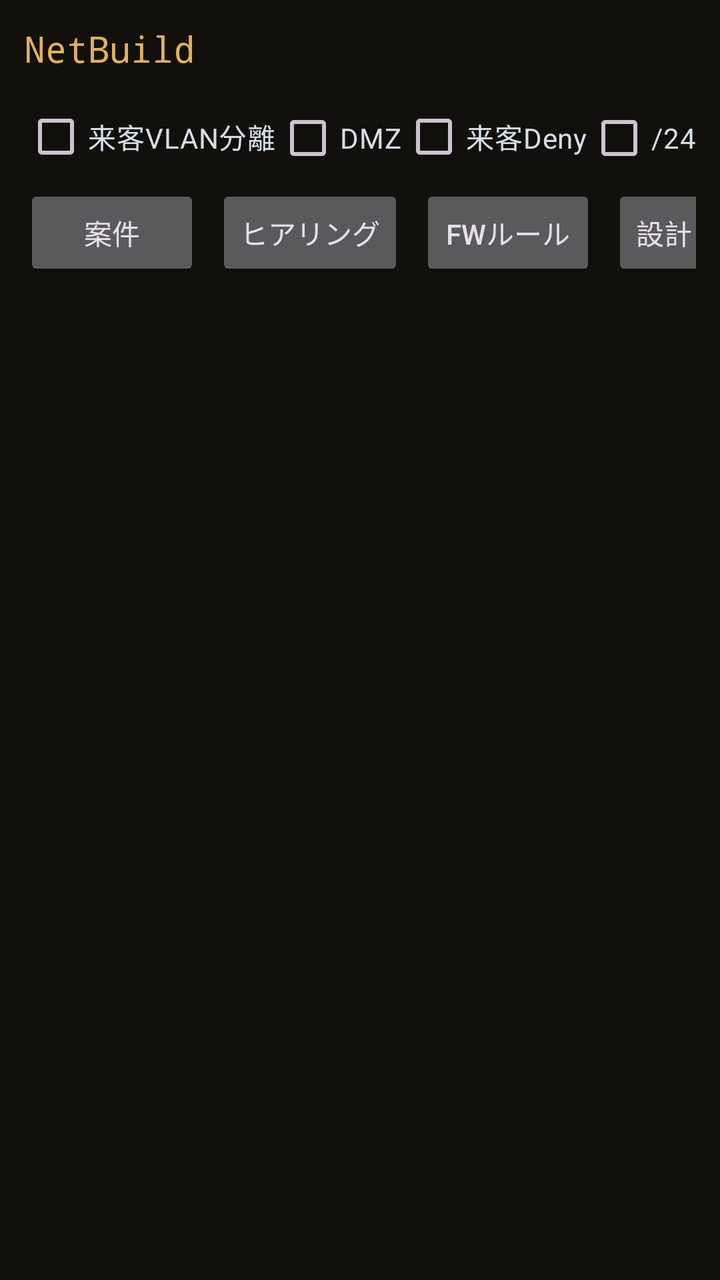
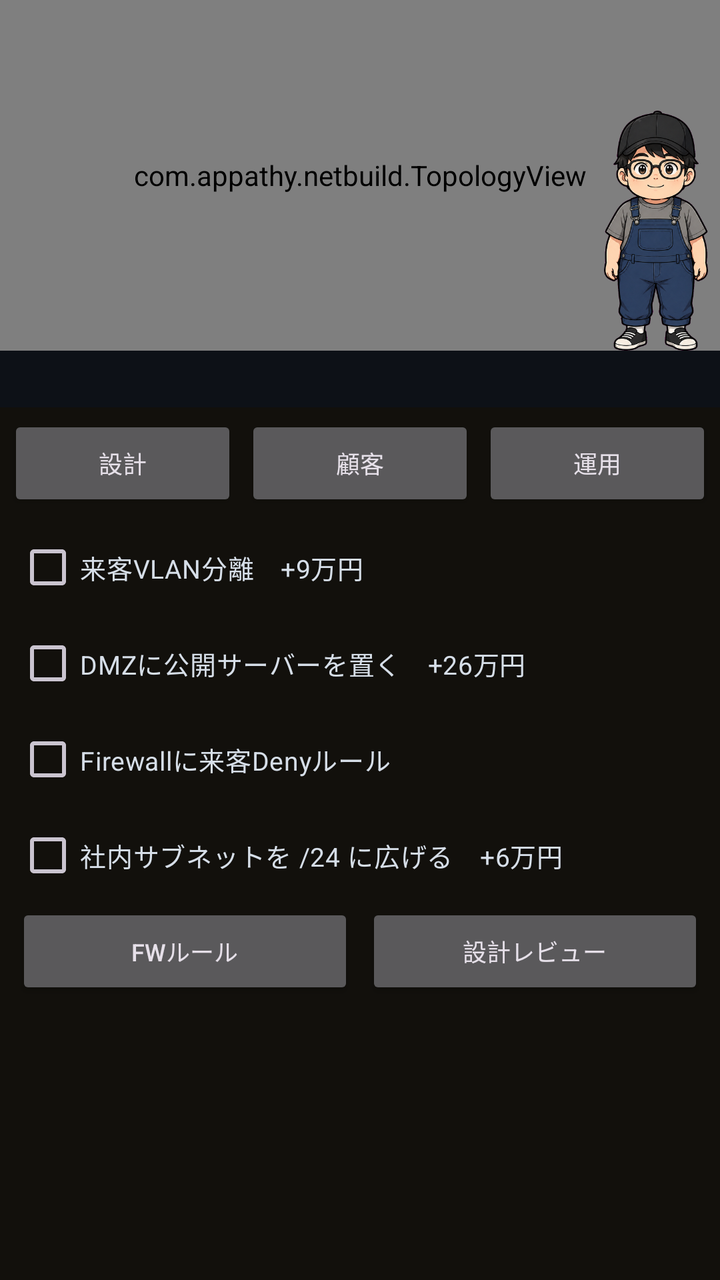

Compare the two renders of this Android layout. The source of the first and the diff that turns it into the second are given below.
<!-- AndroidManifest.xml: application theme Theme.NetBuild -->
<!-- res/layout/activity_main.xml -->
<?xml version="1.0" encoding="utf-8"?>
<LinearLayout xmlns:android="http://schemas.android.com/apk/res/android"
    android:layout_width="match_parent"
    android:layout_height="match_parent"
    android:orientation="vertical"
    android:background="#12100C"
    android:padding="12dp">

    <TextView
        android:layout_width="match_parent"
        android:layout_height="wrap_content"
        android:text="@string/app_name"
        android:textColor="#E0B15C"
        android:textSize="18sp"
        android:fontFamily="monospace"
        android:paddingBottom="8dp" />

    <HorizontalScrollView
        android:layout_width="match_parent"
        android:layout_height="wrap_content"
        android:scrollbars="none">

        <LinearLayout
            android:layout_width="wrap_content"
            android:layout_height="wrap_content"
            android:orientation="horizontal">

            <CheckBox
                android:id="@+id/cb_vlan"
                android:layout_width="wrap_content"
                android:layout_height="wrap_content"
                android:textColor="#D6DEE8"
                android:text="@string/cb_vlan" />

            <CheckBox
                android:id="@+id/cb_dmz"
                android:layout_width="wrap_content"
                android:layout_height="wrap_content"
                android:textColor="#D6DEE8"
                android:text="@string/cb_dmz" />

            <CheckBox
                android:id="@+id/cb_deny"
                android:layout_width="wrap_content"
                android:layout_height="wrap_content"
                android:textColor="#D6DEE8"
                android:text="@string/cb_deny" />

            <CheckBox
                android:id="@+id/cb_subnet"
                android:layout_width="wrap_content"
                android:layout_height="wrap_content"
                android:textColor="#D6DEE8"
                android:text="@string/cb_subnet" />
        </LinearLayout>
    </HorizontalScrollView>

    <HorizontalScrollView
        android:layout_width="match_parent"
        android:layout_height="wrap_content"
        android:scrollbars="none">

        <LinearLayout
            android:layout_width="wrap_content"
            android:layout_height="wrap_content"
            android:orientation="horizontal">

            <Button
                android:id="@+id/btn_brief"
                android:layout_width="wrap_content"
                android:layout_height="wrap_content"
                android:text="@string/btn_brief" />

            <Button
                android:id="@+id/btn_ask"
                android:layout_width="wrap_content"
                android:layout_height="wrap_content"
                android:layout_marginStart="8dp"
                android:text="@string/btn_ask" />

            <Button
                android:id="@+id/btn_rules"
                android:layout_width="wrap_content"
                android:layout_height="wrap_content"
                android:layout_marginStart="8dp"
                android:text="@string/btn_rules" />

            <Button
                android:id="@+id/btn_review"
                android:layout_width="wrap_content"
                android:layout_height="wrap_content"
                android:layout_marginStart="8dp"
                android:text="@string/btn_review" />

            <Button
                android:id="@+id/btn_next"
                android:layout_width="wrap_content"
                android:layout_height="wrap_content"
                android:layout_marginStart="8dp"
                android:text="@string/btn_next" />

            <Button
                android:id="@+id/btn_diag"
                android:layout_width="wrap_content"
                android:layout_height="wrap_content"
                android:layout_marginStart="8dp"
                android:text="@string/btn_diag" />

            <Button
                android:id="@+id/btn_answer"
                android:layout_width="wrap_content"
                android:layout_height="wrap_content"
                android:layout_marginStart="8dp"
                android:text="@string/btn_answer" />
        </LinearLayout>
    </HorizontalScrollView>

    <ScrollView
        android:id="@+id/scroller"
        android:layout_width="match_parent"
        android:layout_height="0dp"
        android:layout_weight="1"
        android:layout_marginTop="8dp">

        <HorizontalScrollView
            android:layout_width="match_parent"
            android:layout_height="wrap_content">

            <TextView
                android:id="@+id/console"
                android:layout_width="wrap_content"
                android:layout_height="wrap_content"
                android:fontFamily="monospace"
                android:textSize="12sp"
                android:textColor="#D6DEE8"
                android:textIsSelectable="true" />
        </HorizontalScrollView>
    </ScrollView>
</LinearLayout>
<!-- resources referenced by this layout -->
<resources>
  <string name="app_name">NetBuild</string>
  <string name="btn_answer">原因回答</string>
  <string name="btn_ask">ヒアリング</string>
  <string name="btn_brief">案件</string>
  <string name="btn_diag">診断</string>
  <string name="btn_next">翌日へ</string>
  <string name="btn_review">設計レビュー</string>
  <string name="btn_rules">FWルール</string>
  <string name="cb_deny">来客Deny</string>
  <string name="cb_dmz">DMZ</string>
  <string name="cb_subnet">/24</string>
  <string name="cb_vlan">来客VLAN分離</string>
  <style name="Theme.NetBuild" parent="Theme.Material3.Dark.NoActionBar">
          <item name="colorPrimary">#E0B15C</item>
          <item name="colorOnPrimary">#12100C</item>
      </style>
</resources>

<!-- the commit's change to res/layout/activity_main.xml (unified diff, before → after) -->
@@ -3,124 +3,271 @@
     android:layout_width="match_parent"
     android:layout_height="match_parent"
     android:orientation="vertical"
-    android:background="#12100C"
-    android:padding="12dp">
-
-    <TextView
+    android:background="#12100C">
+
+    <FrameLayout
+        android:layout_width="match_parent"
+        android:layout_height="0dp"
+        android:layout_weight="5"
+        android:background="#171B21">
+
+        <com.appathy.netbuild.TopologyView
+            android:id="@+id/topology"
+            android:layout_width="match_parent"
+            android:layout_height="match_parent" />
+
+        <ImageView
+            android:id="@+id/chara_small"
+            android:layout_width="52dp"
+            android:layout_height="120dp"
+            android:layout_gravity="bottom|end"
+            android:layout_marginEnd="6dp"
+            android:contentDescription="@string/app_name"
+            android:scaleType="fitEnd"
+            android:src="@drawable/chara_normal" />
+    </FrameLayout>
+
+    <LinearLayout
         android:layout_width="match_parent"
         android:layout_height="wrap_content"
-        android:text="@string/app_name"
-        android:textColor="#E0B15C"
-        android:textSize="18sp"
-        android:fontFamily="monospace"
-        android:paddingBottom="8dp" />
-
-    <HorizontalScrollView
+        android:orientation="horizontal"
+        android:background="#0D1117"
+        android:padding="6dp">
+
+        <TextView
+            android:id="@+id/tv_day"
+            android:layout_width="0dp"
+            android:layout_height="wrap_content"
+            android:layout_weight="1"
+            android:fontFamily="monospace"
+            android:textSize="12sp"
+            android:textColor="#C8D4E0" />
+
+        <TextView
+            android:id="@+id/tv_trust"
+            android:layout_width="0dp"
+            android:layout_height="wrap_content"
+            android:layout_weight="1"
+            android:fontFamily="monospace"
+            android:textSize="12sp"
+            android:textColor="#7FD1B9" />
+
+        <TextView
+            android:id="@+id/tv_cost"
+            android:layout_width="0dp"
+            android:layout_height="wrap_content"
+            android:layout_weight="1.4"
+            android:fontFamily="monospace"
+            android:textSize="12sp"
+            android:textColor="#E0B15C" />
+
+        <TextView
+            android:id="@+id/tv_incident"
+            android:layout_width="0dp"
+            android:layout_height="wrap_content"
+            android:layout_weight="1"
+            android:fontFamily="monospace"
+            android:textSize="12sp"
+            android:textColor="#E5484D" />
+    </LinearLayout>
+
+    <LinearLayout
         android:layout_width="match_parent"
         android:layout_height="wrap_content"
-        android:scrollbars="none">
+        android:orientation="horizontal"
+        android:padding="4dp">
+
+        <Button
+            android:id="@+id/tab_design"
+            android:layout_width="0dp"
+            android:layout_height="wrap_content"
+            android:layout_weight="1"
+            android:textSize="12sp"
+            android:text="@string/tab_design" />
+
+        <Button
+            android:id="@+id/tab_client"
+            android:layout_width="0dp"
+            android:layout_height="wrap_content"
+            android:layout_weight="1"
+            android:layout_marginStart="4dp"
+            android:textSize="12sp"
+            android:text="@string/tab_client" />
+
+        <Button
+            android:id="@+id/tab_ops"
+            android:layout_width="0dp"
+            android:layout_height="wrap_content"
+            android:layout_weight="1"
+            android:layout_marginStart="4dp"
+            android:textSize="12sp"
+            android:text="@string/tab_ops" />
+    </LinearLayout>
+
+    <FrameLayout
+        android:layout_width="match_parent"
+        android:layout_height="wrap_content"
+        android:paddingStart="8dp"
+        android:paddingEnd="8dp">
 
         <LinearLayout
-            android:layout_width="wrap_content"
-            android:layout_height="wrap_content"
-            android:orientation="horizontal">
+            android:id="@+id/panel_design"
+            android:layout_width="match_parent"
+            android:layout_height="wrap_content"
+            android:orientation="vertical">
 
             <CheckBox
                 android:id="@+id/cb_vlan"
-                android:layout_width="wrap_content"
-                android:layout_height="wrap_content"
-                android:textColor="#D6DEE8"
+                android:layout_width="match_parent"
+                android:layout_height="wrap_content"
+                android:textColor="#D6DEE8"
+                android:textSize="13sp"
                 android:text="@string/cb_vlan" />
 
             <CheckBox
                 android:id="@+id/cb_dmz"
-                android:layout_width="wrap_content"
-                android:layout_height="wrap_content"
-                android:textColor="#D6DEE8"
+                android:layout_width="match_parent"
+                android:layout_height="wrap_content"
+                android:textColor="#D6DEE8"
+                android:textSize="13sp"
                 android:text="@string/cb_dmz" />
 
             <CheckBox
                 android:id="@+id/cb_deny"
-                android:layout_width="wrap_content"
-                android:layout_height="wrap_content"
-                android:textColor="#D6DEE8"
+                android:layout_width="match_parent"
+                android:layout_height="wrap_content"
+                android:textColor="#D6DEE8"
+                android:textSize="13sp"
                 android:text="@string/cb_deny" />
 
             <CheckBox
                 android:id="@+id/cb_subnet"
-                android:layout_width="wrap_content"
-                android:layout_height="wrap_content"
-                android:textColor="#D6DEE8"
+                android:layout_width="match_parent"
+                android:layout_height="wrap_content"
+                android:textColor="#D6DEE8"
+                android:textSize="13sp"
                 android:text="@string/cb_subnet" />
+
+            <LinearLayout
+                android:layout_width="match_parent"
+                android:layout_height="wrap_content"
+                android:orientation="horizontal">
+
+                <Button
+                    android:id="@+id/btn_rules"
+                    android:layout_width="0dp"
+                    android:layout_height="wrap_content"
+                    android:layout_weight="1"
+                    android:textSize="12sp"
+                    android:text="@string/btn_rules" />
+
+                <Button
+                    android:id="@+id/btn_review"
+                    android:layout_width="0dp"
+                    android:layout_height="wrap_content"
+                    android:layout_weight="1"
+                    android:layout_marginStart="6dp"
+                    android:textSize="12sp"
+                    android:text="@string/btn_review" />
+            </LinearLayout>
         </LinearLayout>
-    </HorizontalScrollView>
-
-    <HorizontalScrollView
-        android:layout_width="match_parent"
-        android:layout_height="wrap_content"
-        android:scrollbars="none">
 
         <LinearLayout
-            android:layout_width="wrap_content"
-            android:layout_height="wrap_content"
-            android:orientation="horizontal">
-
-            <Button
-                android:id="@+id/btn_brief"
-                android:layout_width="wrap_content"
-                android:layout_height="wrap_content"
-                android:text="@string/btn_brief" />
-
-            <Button
-                android:id="@+id/btn_ask"
-                android:layout_width="wrap_content"
-                android:layout_height="wrap_content"
-                android:layout_marginStart="8dp"
-                android:text="@string/btn_ask" />
-
-            <Button
-                android:id="@+id/btn_rules"
-                android:layout_width="wrap_content"
-                android:layout_height="wrap_content"
-                android:layout_marginStart="8dp"
-                android:text="@string/btn_rules" />
-
-            <Button
-                android:id="@+id/btn_review"
-                android:layout_width="wrap_content"
-                android:layout_height="wrap_content"
-                android:layout_marginStart="8dp"
-                android:text="@string/btn_review" />
+            android:id="@+id/panel_client"
+            android:layout_width="match_parent"
+            android:layout_height="wrap_content"
+            android:orientation="horizontal"
+            android:visibility="gone">
+
+            <ImageView
+                android:id="@+id/chara"
+                android:layout_width="80dp"
+                android:layout_height="150dp"
+                android:contentDescription="@string/app_name"
+                android:scaleType="fitCenter"
+                android:src="@drawable/chara_normal" />
+
+            <LinearLayout
+                android:layout_width="0dp"
+                android:layout_height="wrap_content"
+                android:layout_weight="1"
+                android:orientation="vertical">
+
+                <TextView
+                    android:id="@+id/tv_bubble"
+                    android:layout_width="match_parent"
+                    android:layout_height="wrap_content"
+                    android:background="#1E252E"
+                    android:padding="10dp"
+                    android:textSize="13sp"
+                    android:textColor="#D6DEE8" />
+
+                <LinearLayout
+                    android:layout_width="match_parent"
+                    android:layout_height="wrap_content"
+                    android:orientation="horizontal">
+
+                    <Button
+                        android:id="@+id/btn_brief"
+                        android:layout_width="0dp"
+                        android:layout_height="wrap_content"
+                        android:layout_weight="1"
+                        android:textSize="12sp"
+                        android:text="@string/btn_brief" />
+
+                    <Button
+                        android:id="@+id/btn_ask"
+                        android:layout_width="0dp"
+                        android:layout_height="wrap_content"
+                        android:layout_weight="1"
+                        android:layout_marginStart="6dp"
+                        android:textSize="12sp"
+                        android:text="@string/btn_ask" />
+                </LinearLayout>
+            </LinearLayout>
+        </LinearLayout>
+
+        <LinearLayout
+            android:id="@+id/panel_ops"
+            android:layout_width="match_parent"
+            android:layout_height="wrap_content"
+            android:orientation="horizontal"
+            android:visibility="gone">
 
             <Button
                 android:id="@+id/btn_next"
-                android:layout_width="wrap_content"
-                android:layout_height="wrap_content"
-                android:layout_marginStart="8dp"
+                android:layout_width="0dp"
+                android:layout_height="wrap_content"
+                android:layout_weight="1"
+                android:textSize="12sp"
                 android:text="@string/btn_next" />
 
             <Button
                 android:id="@+id/btn_diag"
-                android:layout_width="wrap_content"
-                android:layout_height="wrap_content"
-                android:layout_marginStart="8dp"
+                android:layout_width="0dp"
+                android:layout_height="wrap_content"
+                android:layout_weight="1"
+                android:layout_marginStart="6dp"
+                android:textSize="12sp"
                 android:text="@string/btn_diag" />
 
             <Button
                 android:id="@+id/btn_answer"
-                android:layout_width="wrap_content"
-                android:layout_height="wrap_content"
-                android:layout_marginStart="8dp"
+                android:layout_width="0dp"
+                android:layout_height="wrap_content"
+                android:layout_weight="1"
+                android:layout_marginStart="6dp"
+                android:textSize="12sp"
                 android:text="@string/btn_answer" />
         </LinearLayout>
-    </HorizontalScrollView>
+    </FrameLayout>
 
     <ScrollView
         android:id="@+id/scroller"
         android:layout_width="match_parent"
         android:layout_height="0dp"
-        android:layout_weight="1"
-        android:layout_marginTop="8dp">
+        android:layout_weight="4"
+        android:padding="8dp">
 
         <HorizontalScrollView
             android:layout_width="match_parent"
<!-- resource entries referenced after the edit -->
@@ -1,17 +1,21 @@
 <!-- resources referenced by this layout -->
 <resources>
+  <!-- drawable chara_normal: png bitmap (drawable-nodpi, 220274 bytes) -->
   <string name="app_name">NetBuild</string>
   <string name="btn_answer">原因回答</string>
   <string name="btn_ask">ヒアリング</string>
-  <string name="btn_brief">案件</string>
+  <string name="btn_brief">案件を見る</string>
   <string name="btn_diag">診断</string>
   <string name="btn_next">翌日へ</string>
   <string name="btn_review">設計レビュー</string>
   <string name="btn_rules">FWルール</string>
-  <string name="cb_deny">来客Deny</string>
-  <string name="cb_dmz">DMZ</string>
-  <string name="cb_subnet">/24</string>
-  <string name="cb_vlan">来客VLAN分離</string>
+  <string name="cb_deny">Firewallに来客Denyルール</string>
+  <string name="cb_dmz">DMZに公開サーバーを置く　+26万円</string>
+  <string name="cb_subnet">社内サブネットを /24 に広げる　+6万円</string>
+  <string name="cb_vlan">来客VLAN分離　+9万円</string>
+  <string name="tab_client">顧客</string>
+  <string name="tab_design">設計</string>
+  <string name="tab_ops">運用</string>
   <style name="Theme.NetBuild" parent="Theme.Material3.Dark.NoActionBar">
           <item name="colorPrimary">#E0B15C</item>
           <item name="colorOnPrimary">#12100C</item>
